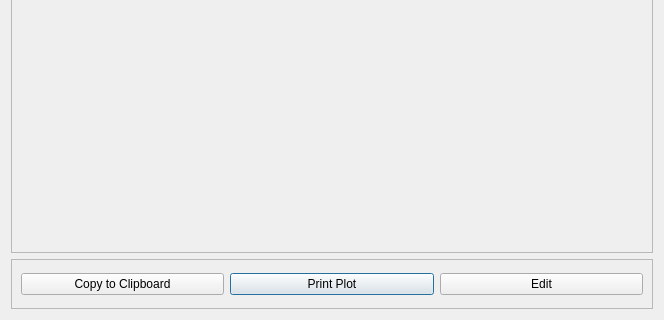
First picture: the form in ui/hydrograph.ui, repository Inigobarbe/VFSMOD-GUI, before the edit; both pictures show x 0 to 664 and y 149 to 469 of the 664 by 469 pixel window.
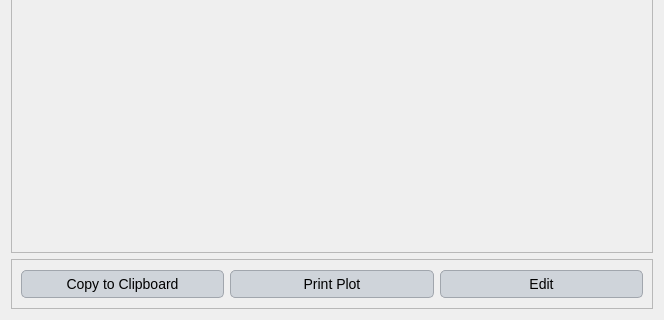
Second picture: the form after the edit.

```diff
--- a/ui/hydrograph.ui
+++ b/ui/hydrograph.ui
@@ -13,6 +13,109 @@
   <property name="windowTitle">
    <string>Dialog</string>
   </property>
+  <property name="styleSheet">
+   <string notr="true">QLabel {
+    font-family: 'Georgia'; /* Cambiar la fuente a Georgia */
+    font-size: 16px; /* Cambiar el tamaño de la fuente */
+    color: #000000; /* Color del texto (blanco) */
+}
+
+QLineEdit {
+    font-family: 'Georgia'; /* Cambiar la fuente a Georgia */
+    font-size: 14px; /* Cambiar el tamaño de la fuente */
+    color: #000000; /* Color del texto (blanco) */
+    background-color: #f0f0f0; /* Color de fondo del QLineEdit */
+    border: 1px solid #000000; /* Borde blanco */
+}
+
+QComboBox {
+    font-family: 'Georgia'; /* Cambiar la fuente a Georgia */
+    font-size: 14px; /* Cambiar el tamaño de la fuente */
+    color: #000000; /* Color del texto (blanco) */
+    background-color: #cfd4da; /* Fondo oscuro del ComboBox */
+}
+
+QRadioButton {
+    font-family: 'Georgia'; /* Cambiar la fuente a Georgia */
+    font-size: 14px; /* Cambiar el tamaño de la fuente */
+    color: #000000; /* Color del texto (blanco) */
+}
+
+QCheckBox {
+    font-family: 'Georgia'; /* Cambiar la fuente a Georgia */
+    font-size: 14px; /* Cambiar el tamaño de la fuente */
+    color: #000000; /* Color del texto (blanco) */
+}
+
+/* Cambiar la fuente y estilo de los QPushButton */
+QPushButton {
+    font-family: 'Georgia'; /* Cambiar la fuente */
+    font-size: 14px; /* Cambiar el tamaño de la fuente */
+    color: #000000; /* Color del texto negro */
+    background-color: #cfd4da; /* Fondo gris claro */
+    border: 1px solid #a1a6ad; /* Borde gris medio */
+    border-radius: 5px; /* Bordes redondeados */
+    padding: 5px; /* Espaciado interno */
+}
+
+/* Estilo cuando el ratón pasa sobre el botón */
+QPushButton:hover {
+    color: #000000; /* Mantener el texto negro */
+    background-color: #b7bcc3; /* Fondo gris un poco más oscuro al pasar el mouse */
+}
+
+/* Estilo cuando el botón está presionado */
+QPushButton:pressed {
+    background-color: #a6acb3; /* Fondo ligeramente más oscuro al presionar */
+    color: #000000; /* Mantener el texto negro cuando se presiona */
+}
+
+
+
+/* Estilo general para QTableWidget y QTableView */
+QTableWidget, QTableView {
+    font-family: 'Georgia'; /* Cambiar la fuente a Georgia */
+    font-size: 14px; /* Tamaño de la fuente */
+    color: #000000; /* Color del texto negro */
+    background-color: #e6e9ed; /* Fondo gris claro para la tabla */
+    gridline-color: #a1a6ad; /* Color de las líneas de la tabla (gris medio) */
+    selection-background-color: #b7bcc3; /* Color de fondo cuando se selecciona una celda (gris suave) */
+    selection-color: #000000; /* Color del texto cuando la celda está seleccionada (negro) */
+}
+
+/* Estilo para el encabezado horizontal de la tabla */
+QHeaderView::section {
+    font-family: 'Georgia'; /* Cambiar la fuente a Georgia */
+    font-size: 14px; /* Tamaño de la fuente */
+    color: #000000; /* Color del texto negro */
+    background-color: #cfd4da; /* Fondo gris claro del encabezado */
+    border: 1px solid #a1a6ad; /* Borde gris medio entre las secciones */
+    padding: 4px; /* Espaciado interno en el encabezado */
+}
+
+/* Estilo para las celdas de la tabla al pasar el mouse */
+QTableWidget::item:hover, QTableView::item:hover {
+    background-color: #b7bcc3; /* Fondo gris suave al pasar el mouse */
+    color: #000000; /* Mantener el texto negro */
+}
+
+/* Estilo para las celdas cuando están seleccionadas */
+QTableWidget::item:selected, QTableView::item:selected {
+    background-color: #a6acb3; /* Fondo gris intermedio cuando está seleccionado */
+    color: #000000; /* Texto negro cuando está seleccionado */
+}
+
+/* Ajustar el tamaño de las celdas */
+QTableWidget::item, QTableView::item {
+    padding: 4px; /* Espaciado interno de las celdas */
+}
+
+/* Estilo para el borde inferior de la tabla */
+QTableCornerButton::section {
+    background-color: #cfd4da; /* Fondo del botón de esquina */
+    border: 1px solid #a1a6ad; /* Borde gris medio del botón de esquina */
+}</string>
+  </property>
   <layout class="QGridLayout" name="gridLayout">
    <item row="0" column="0">
     <widget class="QFrame" name="frame">
```
